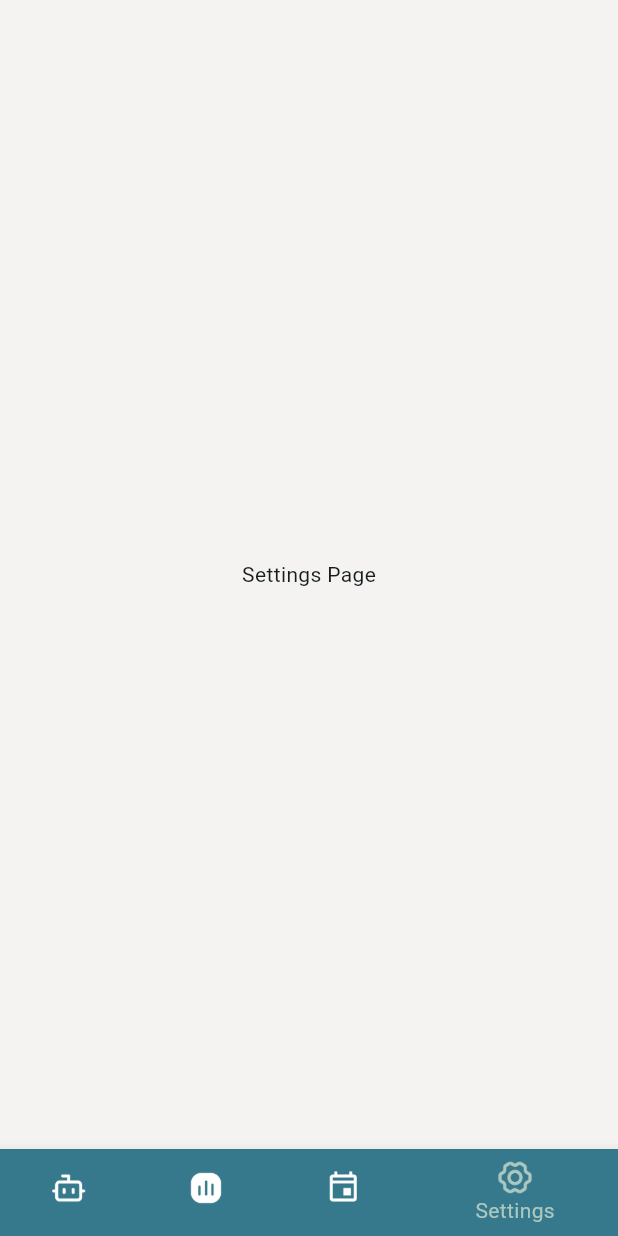
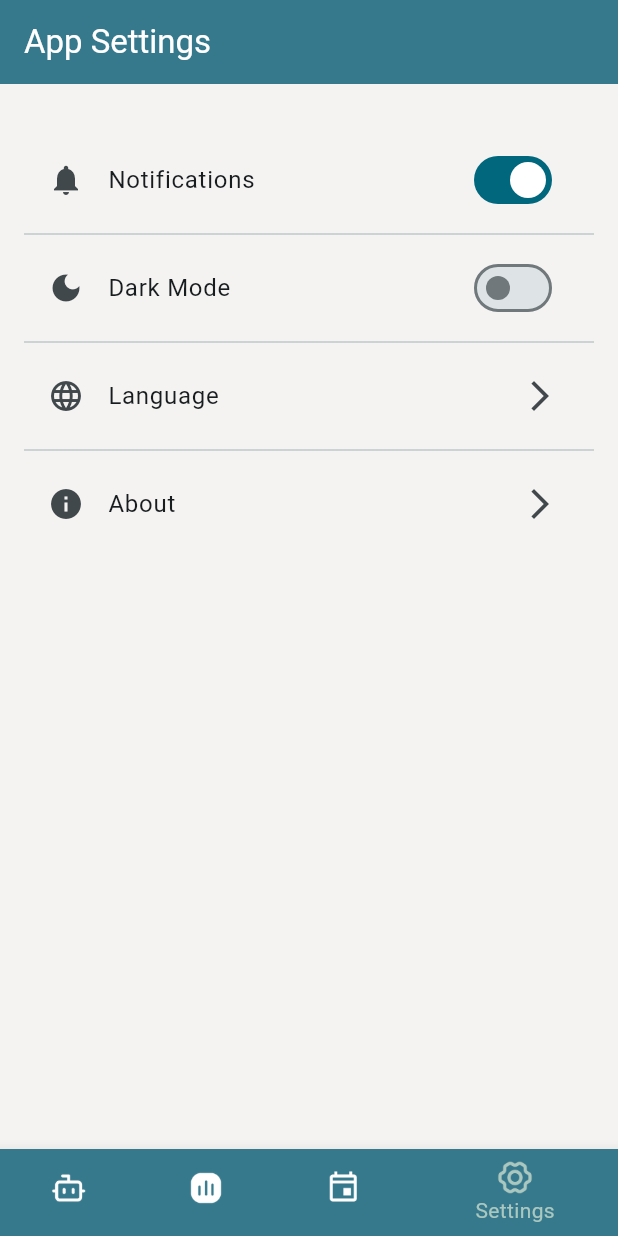
Before and after one commit to monsimb/WeHack, a Flutter app: the screen it shows after launch, item 4 of the bottom bar chosen, on a phone screen of 412 x 824 dp. Run offline on Flutter 3.47's test engine with Material 3 defaults, Android fonts, the phone set to English and light mode, and no system bars; our stand-ins replace fl_chart.

Commit message:
Made all the pages and address
now we can work on the goods

```diff
--- a/lib/main.dart
+++ b/lib/main.dart
@@ -1,6 +1,9 @@
 import 'dart:async';
 import 'package:flutter/material.dart';
-import 'pages.dart'; // Import the pages file
+import 'dashboard.dart';
+import 'settings.dart';
+import 'chatbot.dart';
+import 'calendar.dart';
 
 void main() {
   runApp(const MyApp());
@@ -14,8 +17,8 @@ class MyApp extends StatelessWidget {
     return MaterialApp(
       title: 'Flutter Demo',
       theme: ThemeData(
-        colorScheme:
-            ColorScheme.fromSeed(seedColor: Color.fromARGB(255, 55, 121, 140)),
+        colorScheme: ColorScheme.fromSeed(
+            seedColor: const Color.fromARGB(255, 55, 121, 140)),
         useMaterial3: true,
       ),
       home: const SplashScreen(), // Set the splash screen as the initial page
@@ -36,9 +39,13 @@ class _SplashScreenState extends State<SplashScreen> {
 
     Timer(
         const Duration(seconds: 2),
-        () => Navigator.of(context).pushReplacement(MaterialPageRoute(
-            builder: (BuildContext context) => const MyHomePage(title: 'title')),));
+        () => Navigator.of(context).pushReplacement(
+              MaterialPageRoute(
+                  builder: (BuildContext context) =>
+                      const MyHomePage(title: 'title')),
+            ));
   }
+
   @override
   Widget build(BuildContext context) {
     return Scaffold(
@@ -46,7 +53,8 @@ class _SplashScreenState extends State<SplashScreen> {
         width: double.infinity,
         height: double.infinity,
         clipBehavior: Clip.antiAlias,
-        decoration: const BoxDecoration(color: Color.fromARGB(255, 245, 243, 242)),
+        decoration:
+            const BoxDecoration(color: Color.fromARGB(255, 245, 243, 242)),
         child: Column(
           mainAxisAlignment: MainAxisAlignment.center,
           children: [
@@ -90,9 +98,9 @@ class _MyHomePageState extends State<MyHomePage> {
   int _selectedIndex = 0;
 
   static const List<Widget> _pages = <Widget>[
+    Chatbot(),
     Dashboard(),
-    LookBackward(),
-    LookOnward(),
+    Calendar(),
     SettingsPage(),
   ];
 
@@ -110,7 +118,7 @@ class _MyHomePageState extends State<MyHomePage> {
       bottomNavigationBar: Theme(
         data: Theme.of(context).copyWith(
             // sets the background color of the `BottomNavigationBar`
-            canvasColor: Color.fromARGB(255, 55, 121, 140)),
+            canvasColor: const Color.fromARGB(255, 55, 121, 140)),
         child: BottomNavigationBar(
           items: const <BottomNavigationBarItem>[
             BottomNavigationBarItem(
@@ -139,9 +147,9 @@ class _MyHomePageState extends State<MyHomePage> {
             ),
           ],
           currentIndex: _selectedIndex,
-          selectedItemColor: Color(0xFFAAC7C0), // Deep purple color
+          selectedItemColor: const Color(0xFFAAC7C0), // Deep purple color
           unselectedItemColor:
-              Color.fromARGB(255, 255, 255, 255), // Light teal color
+              const Color.fromARGB(255, 255, 255, 255), // Light teal color
           onTap: _onItemTapped,
         ),
       ),
--- /dev/null
+++ b/lib/settings.dart
@@ -0,0 +1,69 @@
+import 'package:flutter/material.dart';
+
+class SettingsPage extends StatelessWidget {
+  const SettingsPage({super.key});
+
+  @override
+  Widget build(BuildContext context) {
+    return Scaffold(
+      appBar: AppBar(
+        title: const Text(
+          'App Settings',
+          style: TextStyle(color: Colors.white), // Set text color to white
+        ),
+        backgroundColor: const Color.fromARGB(255, 55, 121, 140),
+        iconTheme:
+            const IconThemeData(color: Colors.white), // Set icon color to white
+      ),
+      body: Container(
+        color: const Color(0xFFF5F3F2), // Set background color to #f5f3f2
+        padding: const EdgeInsets.all(16.0),
+        child: Column(
+          crossAxisAlignment: CrossAxisAlignment.start,
+          children: [
+            const SizedBox(height: 20),
+            ListTile(
+              leading: const Icon(Icons.notifications),
+              title: const Text('Notifications'),
+              trailing: Switch(
+                value: true,
+                onChanged: (bool value) {
+                  // Handle toggle logic here
+                },
+              ),
+            ),
+            const Divider(),
+            ListTile(
+              leading: const Icon(Icons.dark_mode),
+              title: const Text('Dark Mode'),
+              trailing: Switch(
+                value: false,
+                onChanged: (bool value) {
+                  // Handle toggle logic here
+                },
+              ),
+            ),
+            const Divider(),
+            ListTile(
+              leading: const Icon(Icons.language),
+              title: const Text('Language'),
+              trailing: const Icon(Icons.arrow_forward_ios),
+              onTap: () {
+                // Handle navigation to language settings
+              },
+            ),
+            const Divider(),
+            ListTile(
+              leading: const Icon(Icons.info),
+              title: const Text('About'),
+              trailing: const Icon(Icons.arrow_forward_ios),
+              onTap: () {
+                // Handle navigation to about page
+              },
+            ),
+          ],
+        ),
+      ),
+    );
+  }
+}
--- a/pubspec.yaml
+++ b/pubspec.yaml
@@ -30,7 +30,7 @@ environment:
 dependencies:
   flutter:
     sdk: flutter
-
+  fl_chart: ^0.64.0
 
   # The following adds the Cupertino Icons font to your application.
   # Use with the CupertinoIcons class for iOS style icons.
@@ -54,6 +54,7 @@ dev_dependencies:
 flutter_launcher_icons:
   android: true
   image_path: "assets/planit.png"
+
 
 # The following section is specific to Flutter packages.
 flutter:
```
Also changed, not shown: lib/calendar.dart (added, +66 -0 lines), lib/chatbot.dart (added, +73 -0 lines), lib/dashboard.dart (added, +143 -0 lines), lib/pages.dart (deleted, +0 -71 lines), pubspec.lock, 7 other files.
